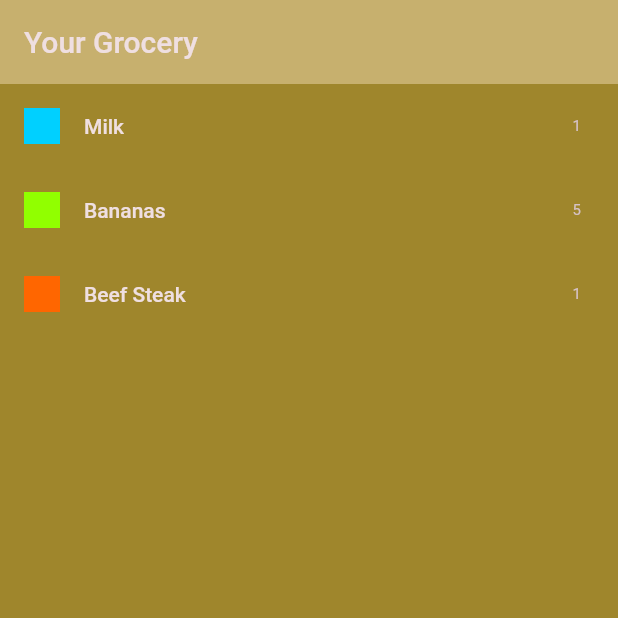
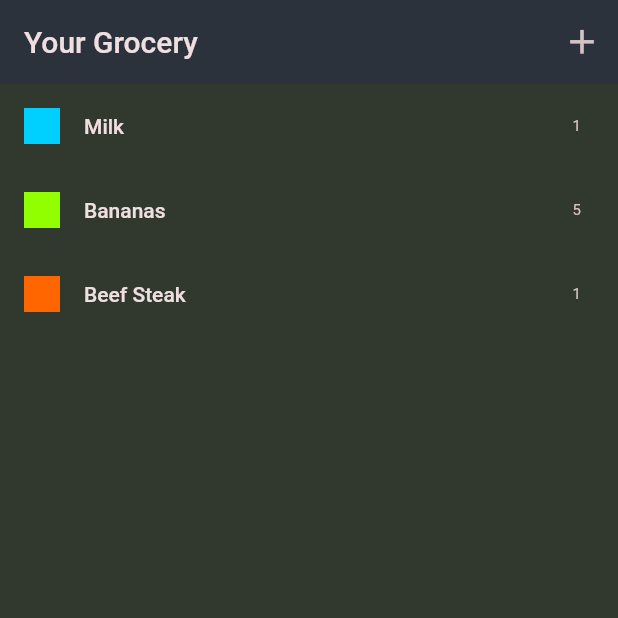
Before and after one commit to Hishamk99/shop_app, a Flutter app: the screen it shows after launch, on a phone screen of 412 x 824 dp, the top half of it. Run offline on Flutter 3.47's test engine with Material 2 defaults, Android fonts, the phone set to English and light mode, and no system bars.

Commit message:
TextFromField widget

```diff
--- a/lib/main.dart
+++ b/lib/main.dart
@@ -13,10 +13,10 @@ class ShopApp extends StatelessWidget {
     return  MaterialApp(
       theme: ThemeData.dark().copyWith(
         useMaterial3: true,
-        scaffoldBackgroundColor: const Color.fromARGB(255, 159, 134, 44),
+        scaffoldBackgroundColor: const Color.fromARGB(255, 49, 57, 47),
         colorScheme: ColorScheme.fromSeed(
           seedColor: const Color.fromARGB(255, 0, 0, 0),
-          surface: const Color.fromARGB(255, 199, 176, 110),
+          surface: const Color.fromARGB(255, 44, 50, 60),
           brightness: Brightness.dark
         )
       ),
--- a/lib/widgets/drocery_list.dart
+++ b/lib/widgets/drocery_list.dart
@@ -1,5 +1,7 @@
 import 'package:flutter/material.dart';
 import 'package:shop_app/data/dummy_items.dart';
+
+import 'new_item.dart';
 
 class GroceryList extends StatelessWidget {
   const GroceryList({super.key});
@@ -7,7 +9,25 @@ class GroceryList extends StatelessWidget {
   @override
   Widget build(BuildContext context) {
     return Scaffold(
-      appBar: AppBar(title: const Text('Your Grocery'),),
+      appBar: AppBar(
+        title: const Text('Your Grocery'),
+        actions: [
+          IconButton(
+              onPressed: () {
+                Navigator.of(context).push(
+                  MaterialPageRoute(
+                    builder: (context) {
+                      return const NewItem();
+                    },
+                  ),
+                );
+              },
+              icon: const Icon(
+                Icons.add,
+                size: 27,
+              ))
+        ],
+      ),
       body: ListView.builder(
           itemCount: groceryItems.length,
           itemBuilder: (context, index) {
```
Also changed, not shown: lib/widgets/new_item.dart (added, +35 -0 lines).
